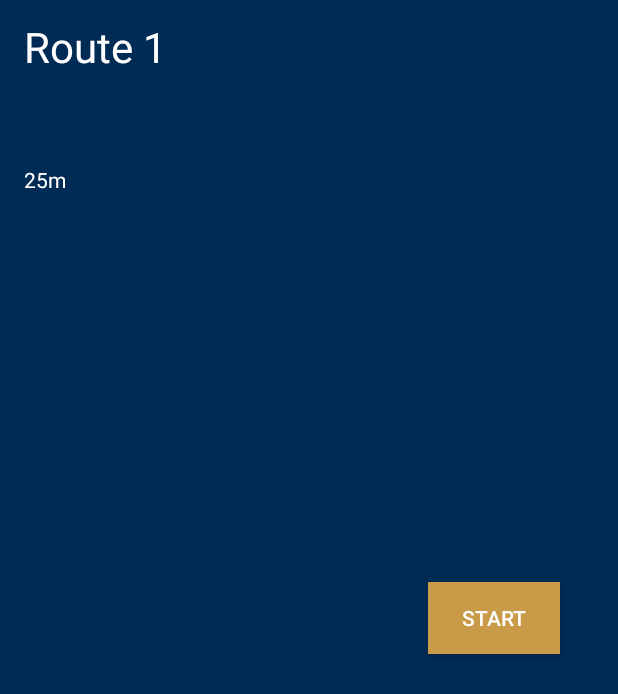
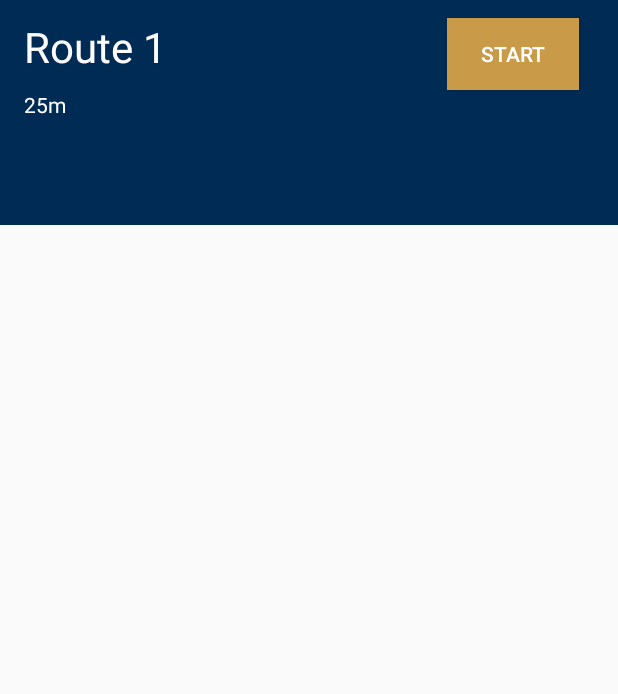
Before and after one commit to PashanIrani/NWWalks, an Android app: the layout place_details.xml on its own in the app's theme, with its tools: preview values and no code run, on a phone screen of 412 x 824 dp. Shown: the top 694 px of the screen. Run offline under Robolectric (Android 15) with nearby library versions, the phone set to English and light mode, and no system bars.

Commit message:
made dialog better, and showing calculation

```diff
--- a/app/src/main/java/ca/bcit/comp37171/nwwalks/Finder.java
+++ b/app/src/main/java/ca/bcit/comp37171/nwwalks/Finder.java
@@ -77,6 +77,7 @@ public class Finder {
     }
 
     void handleRes(String response) {
+        Log.v(TAG, response);
         JsonObject jsonObject = new JsonParser().parse(response).getAsJsonObject();
         JsonElement res = jsonObject.get("results");
         Iterator<JsonElement> i;
@@ -123,7 +124,7 @@ public class Finder {
                 +"&mode=walking";
 
         String url = "https://maps.googleapis.com/maps/api/directions/json?" + params;
-
+        Log.v(TAG, "url");
         StringRequest stringRequest = new StringRequest(Request.Method.GET, url,
                 new Response.Listener<String>() {
                     @Override
@@ -164,7 +165,7 @@ public class Finder {
             }
 
         }
-
+        Log.v(TAG, "dealWithDirections()");
         //sends polylines to listener
         listener.directionsFound(points.toArray(new String[0]));
     }
--- a/app/src/main/res/layout/place_details.xml
+++ b/app/src/main/res/layout/place_details.xml
@@ -1,11 +1,14 @@
 <?xml version="1.0" encoding="utf-8"?>
-<android.support.constraint.ConstraintLayout xmlns:android="http://schemas.android.com/apk/res/android"
+<RelativeLayout xmlns:android="http://schemas.android.com/apk/res/android"
     xmlns:app="http://schemas.android.com/apk/res-auto"
     xmlns:tools="http://schemas.android.com/tools"
     android:id="@+id/start_route_button"
     android:layout_width="match_parent"
-    android:layout_height="match_parent"
-    android:background="#002b54">
+    android:layout_height="150dp"
+    android:background="#002b54"
+    app:behavior_hideable="true"
+    app:behavior_peekHeight="0dp"
+    app:layout_behavior="android.support.design.widget.BottomSheetBehavior">
 
     <TextView
         android:id="@+id/destination_name"
@@ -26,9 +29,8 @@
         android:id="@+id/distance"
         android:layout_width="226dp"
         android:layout_height="25dp"
-        android:layout_marginBottom="16dp"
-        android:layout_marginStart="16dp"
-        android:layout_marginTop="8dp"
+        android:layout_alignStart="@+id/destination_name"
+        android:layout_below="@+id/button3"
         android:text="25m"
         android:textColor="@android:color/white"
         app:layout_constraintBottom_toBottomOf="parent"
@@ -40,10 +42,9 @@
         android:id="@+id/button3"
         android:layout_width="wrap_content"
         android:layout_height="wrap_content"
-        android:layout_marginBottom="8dp"
-        android:layout_marginEnd="8dp"
-        android:layout_marginStart="8dp"
-        android:layout_marginTop="8dp"
+        android:layout_alignParentEnd="true"
+        android:layout_alignTop="@+id/destination_name"
+        android:layout_marginEnd="26dp"
         android:background="#c99b49"
         android:text="Start"
         android:textColor="@android:color/white"
@@ -54,4 +55,4 @@
         app:layout_constraintTop_toTopOf="parent"
         app:layout_constraintVertical_bias="0.5" />
 
-</android.support.constraint.ConstraintLayout>
+</RelativeLayout>
```
Also changed, not shown: app/src/main/java/ca/bcit/comp37171/nwwalks/MainActivity.java (+21 -2 lines), app/src/main/res/layout/activity_main.xml (+7 -4 lines).
